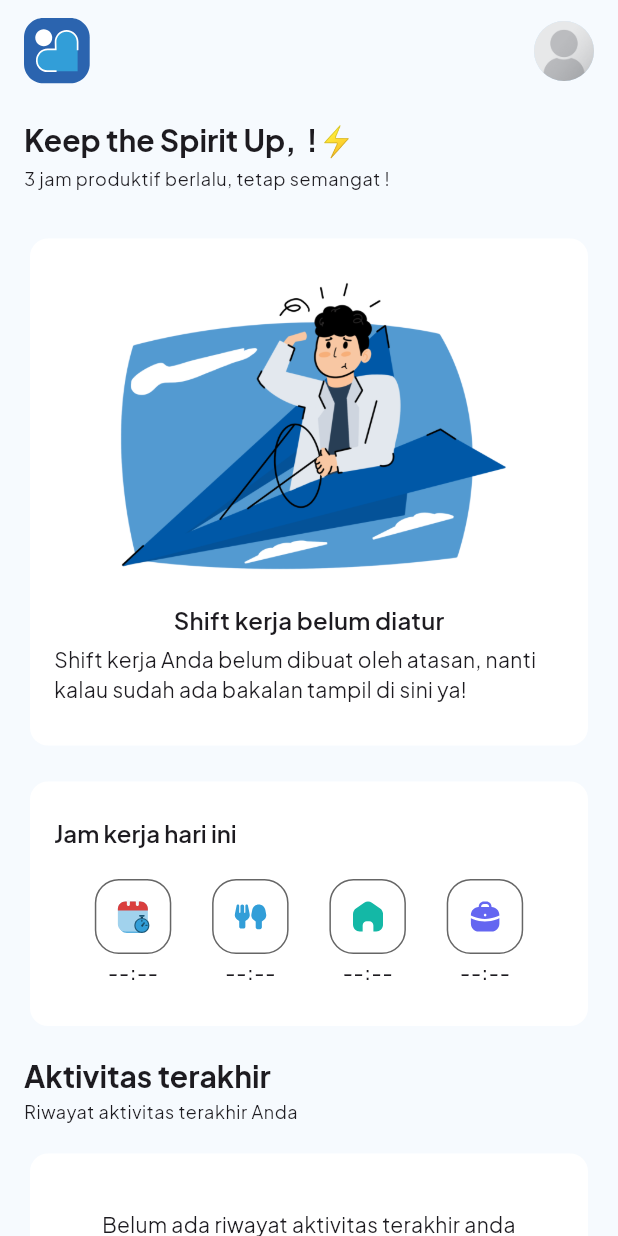
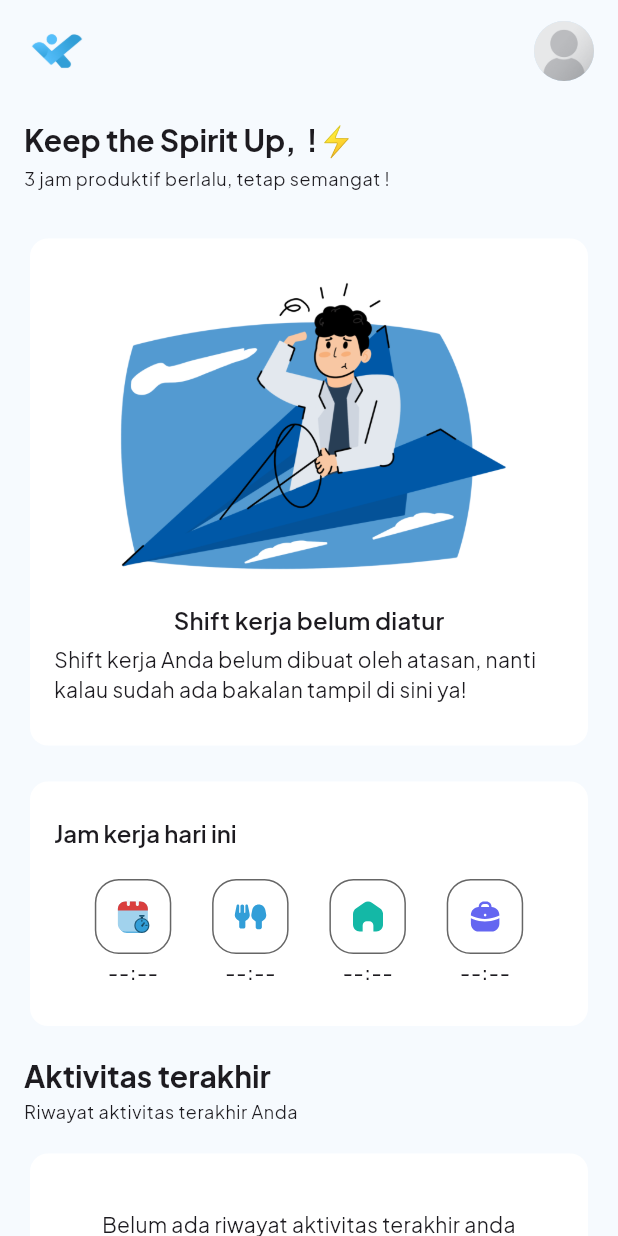
Before and after one commit to andrean-assist/kerjaa, a Flutter app: the HomeView screen opened by its route, on a phone screen of 412 x 824 dp. Run offline on Flutter 3.47's test engine with Material 3 defaults, Android fonts, the phone set to English and light mode, and no system bars; drawn by our look-alikes of auto_size_text, cached_network_image, skeletonizer; our stand-ins replace action_slider, app_links, connectivity_plus, device_info_plus, dio, firebase_core and 11 more; missing offline and left inert: app_settings, camerawesome, flutter_exif_rotation, google_mlkit_face_detection; accounts and stored records are empty; network calls fail.

```diff
--- a/lib/app/modules/home/views/home_view.dart
+++ b/lib/app/modules/home/views/home_view.dart
@@ -57,8 +57,8 @@ class HomeView extends GetView<HomeController> {
       title: null,
       leading: Padding(
         padding: const EdgeInsets.fromLTRB(16, 12, 0, 12),
-        child: SvgPicture.asset(
-          ConstantsAssets.icLogoLite,
+        child: Image.asset(
+          ConstantsAssets.imgLogo,
           alignment: Alignment.topLeft,
         ),
       ),
@@ -67,19 +67,6 @@ class HomeView extends GetView<HomeController> {
       toolbarHeight: 68,
       forceMaterialTransparency: true,
       actions: [
-        // IconButton(
-        //   onPressed: () {},
-        //   icon: SvgPicture.asset(
-        //     ConstantsAssets.icNotification,
-        //     colorFilter: const ColorFilter.mode(
-        //       SharedTheme.lightIconColor,
-        //       BlendMode.srcIn,
-        //     ),
-        //     width: 24,
-        //     height: 24,
-        //   ),
-        // ),
-        // const SizedBox(width: 4),
         GestureDetector(
           onTap: controller.moveToProfile,
           child: Padding(
--- a/lib/app/modules/login/views/login_view.dart
+++ b/lib/app/modules/login/views/login_view.dart
@@ -29,8 +29,9 @@ class LoginView extends GetView<LoginController> {
           child: Column(
             crossAxisAlignment: CrossAxisAlignment.start,
             children: [
-              SvgPicture.asset(
-                ConstantsAssets.icLogoLite,
+              Image.asset(
+                ConstantsAssets.imgLogo,
+                width: 48,
               ),
               const SizedBox(height: 14),
               Text(
--- a/lib/utils/constants_assets.dart
+++ b/lib/utils/constants_assets.dart
@@ -40,6 +40,7 @@ abstract class ConstantsAssets {
   static const icGSProfile = '${_icPath}ic_gs_profile.svg';
 
   // IMAGE
+  static const imgLogo = '${_imgPath}img_logo.png';
   static const imgNoPhoto = '${_imgPath}img_no_photo.png';
   static const imgOnboard = '${_imgPath}img_onboarding.png';
   static const imgOnboard2 = '${_imgPath}img_onboarding2.png';
--- a/lib/utils/constants_connect.dart
+++ b/lib/utils/constants_connect.dart
@@ -2,12 +2,19 @@ abstract class ConstantsConnect {
   // static const endPointBaseUrl = 'http://192.168.1.129:3100/api/';
   // static const endPointBaseUrl =
   //     'https://4a69-182-253-249-74.ngrok-free.app/api/';
-  static const endPointBaseUrl = 'https://api-dev-hadir.assist.id/api/';
 
-  static const endPointBaseUrlUpload = 'https://api-new-image.assist.id/';
+  // static const endPointBaseUrl = 'https://api-dev-hadir.assist.id/api/';
+  static const endPointBaseUrl = 'https://api-kerjaa.assist.id/api/';
+
+  // static const endPointBaseUrlUpload = 'https://api-new-image.assist.id/';
+  static const endPointBaseUrlUpload = 'https://api-image.assist.id/kerjaa/';
+
+  // static const endPointBaseUrlImage =
+  //     'https://dev-upload-file-medicaboo.s3.ap-southeast-1.amazonaws.com/';
   static const endPointBaseUrlImage =
-      'https://dev-upload-file-medicaboo.s3.ap-southeast-1.amazonaws.com/';
+      'https://kerjaa-medicaboo.s3.ap-southeast-3.amazonaws.com/';
 
   // BUCKET
-  static const bucketUploadHospital = 'hospitalImageTest';
+  // static const bucketUploadHospital = 'hospitalImageTest';
+  static const bucketUpload = 'image';
 }
```
Also changed, not shown: lib/app/modules/splash/views/splash_view.dart (+2 -9 lines), lib/services/aws/aws_services.dart (+1 -12 lines), assets/img/img_logo.png.
